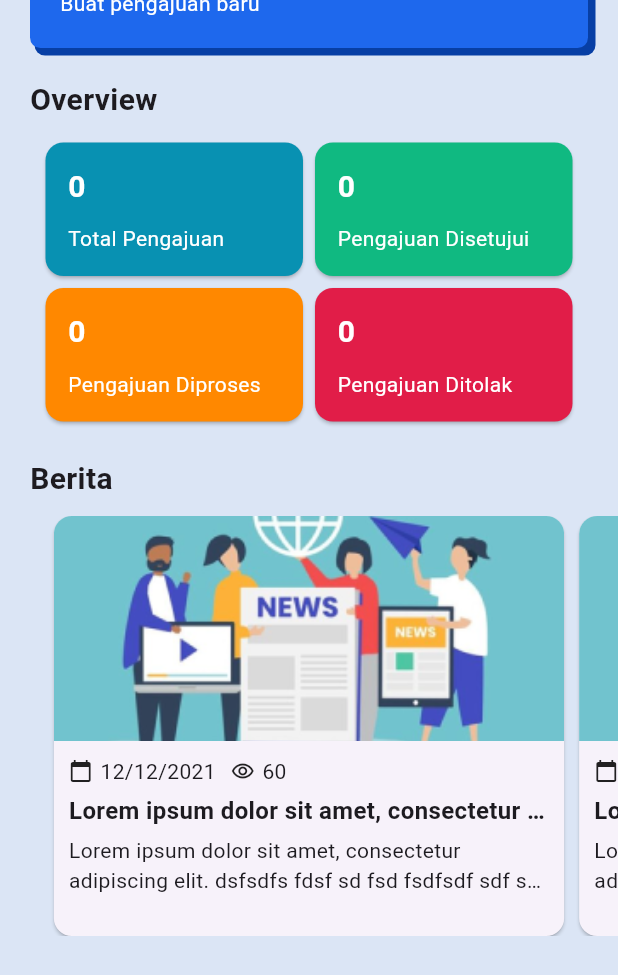
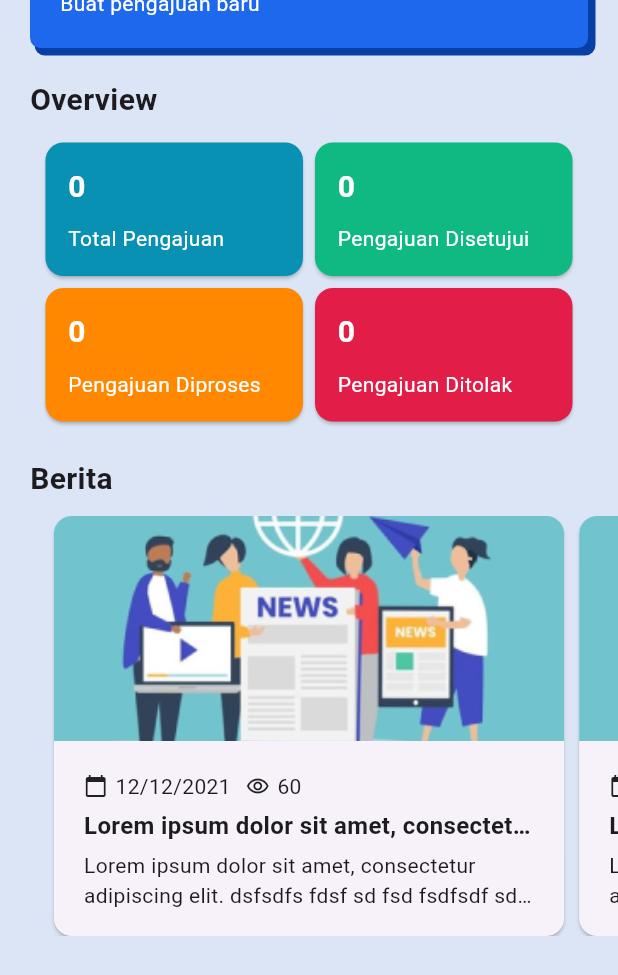
Before and after one commit to maybeenang/simtaru-lampura-flutter, a Flutter app: the screen it shows after launch, scrolled down 371 dp, on a phone screen of 412 x 824 dp. Shown: the top 975 px of the screen. Run offline on Flutter 3.47's test engine with Material 2 defaults, Android fonts, the phone set to English and light mode, and no system bars; drawn by our look-alikes of carousel_slider; our stand-ins replace go_router.

Commit message:
update homepage

```diff
--- a/lib/components/berita_card.dart
+++ b/lib/components/berita_card.dart
@@ -17,9 +17,9 @@ class BeritaCard extends StatelessWidget {
             height: 150,
             fit: BoxFit.cover,
           ),
-          SizedBox(height: 10),
+          SizedBox(height: 20),
           Padding(
-            padding: EdgeInsets.symmetric(horizontal: 10.0),
+            padding: EdgeInsets.symmetric(horizontal: 20.0),
             child: Row(
               crossAxisAlignment: CrossAxisAlignment.center,
               children: [
@@ -51,7 +51,7 @@ class BeritaCard extends StatelessWidget {
           ),
           SizedBox(height: 5),
           Padding(
-            padding: EdgeInsets.symmetric(horizontal: 10.0),
+            padding: EdgeInsets.symmetric(horizontal: 20.0),
             child: Text(
               "Lorem ipsum dolor sit amet, consectetur adipiscing elit. ",
               maxLines: 1,
@@ -64,7 +64,7 @@ class BeritaCard extends StatelessWidget {
           ),
           SizedBox(height: 5),
           Padding(
-            padding: EdgeInsets.symmetric(horizontal: 10.0),
+            padding: EdgeInsets.symmetric(horizontal: 20.0),
             child: Text(
               "Lorem ipsum dolor sit amet, consectetur adipiscing elit. dsfsdfs fdsf sd fsd fsdfsdf sdf sdf sf sfds",
               maxLines: 2,
--- a/pubspec.yaml
+++ b/pubspec.yaml
@@ -37,6 +37,7 @@ dependencies:
   go_router: ^10.0.0
   flutter_svg: ^2.0.7
   carousel_slider: ^4.2.1
+  fl_chart: ^0.63.0
 
   # The following adds the Cupertino Icons font to your application.
   # Use with the CupertinoIcons class for iOS style icons.
```
Also changed, not shown: pubspec.lock.
